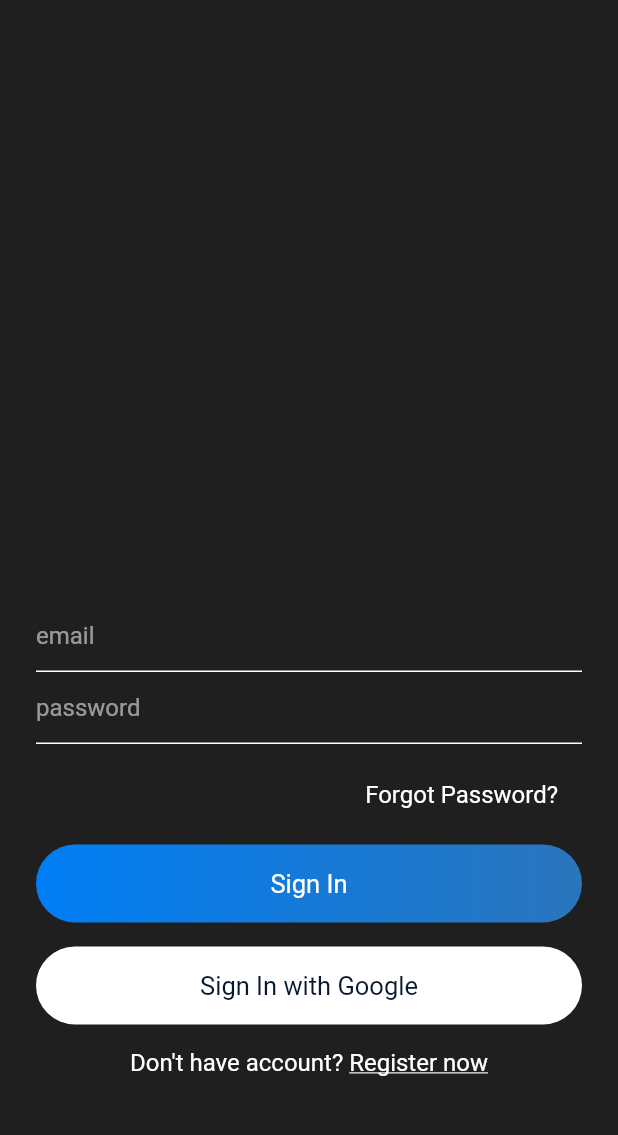
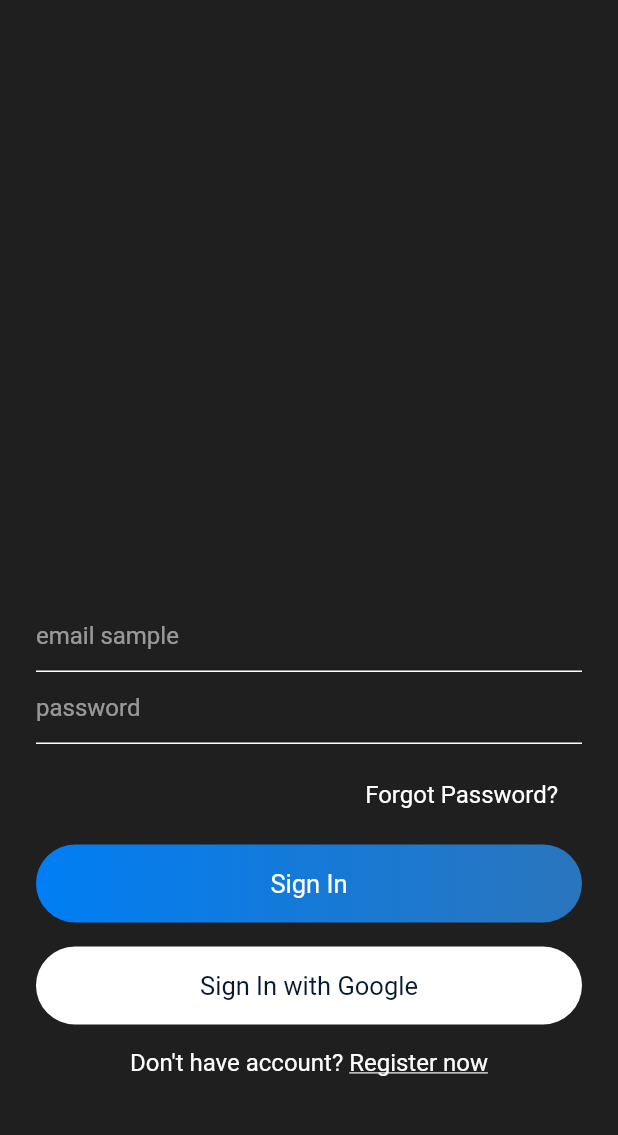
Before and after one commit to nathanmuyx/chat-app, a Flutter app: the screen it shows after launch, on a phone screen of 412 x 824 dp, the part 84-1219 px from its top. Run offline on Flutter 3.47's test engine with Material 2 defaults, Android fonts, the phone set to English and light mode, and no system bars; our stand-ins replace cloud_firestore, firebase_auth, google_sign_in, shared_preferences; accounts and stored records are empty; Roboto replaces fonts that are missing (OverpassRegular).

Commit message:
changes text email to email sample

```diff
--- a/lib/views/signin.dart
+++ b/lib/views/signin.dart
@@ -86,7 +86,7 @@ class _SignInState extends State<SignIn> {
                           },
                           controller: emailEditingController,
                           style: simpleTextStyle(),
-                          decoration: textFieldInputDecoration("email"),
+                          decoration: textFieldInputDecoration("email sample"),
                         ),
                         TextFormField(
                           obscureText: true,
```
